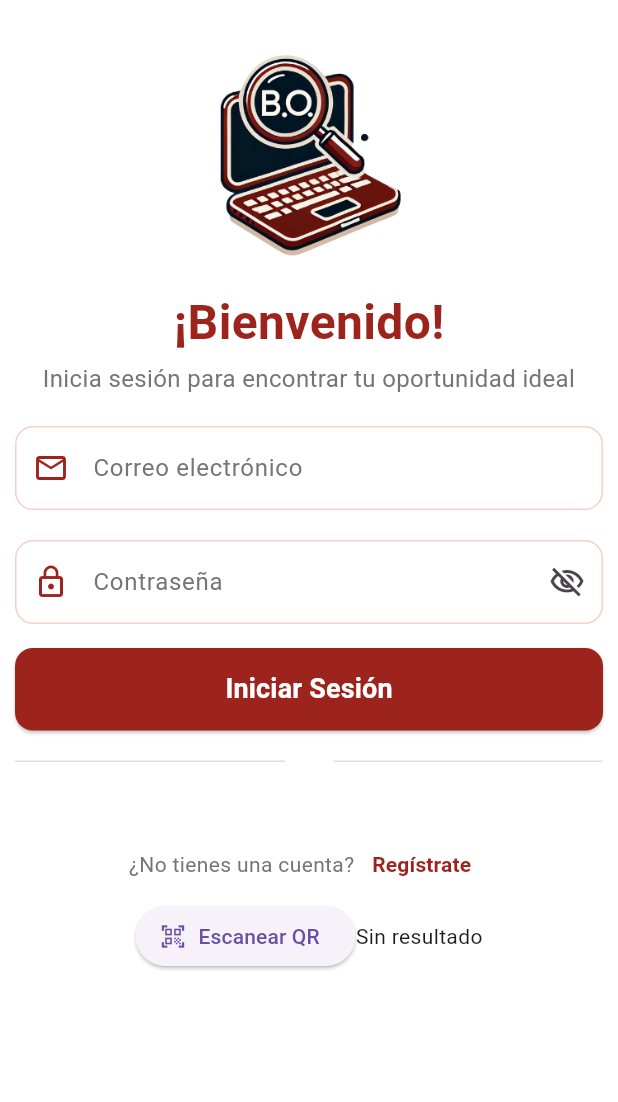
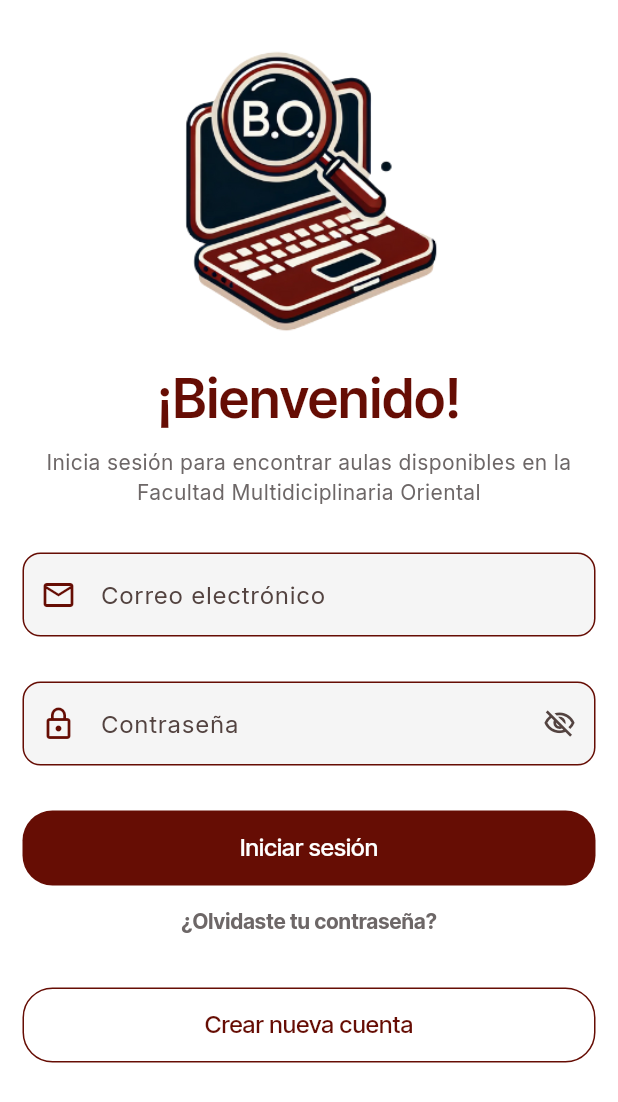
Before and after one commit to DIGP1/proyecto_API_aulas_disponibles, a Flutter app: the screen it shows after launch, on a phone screen of 412 x 824 dp. Shown: the top 1102 px of the screen. Run offline on Flutter 3.47's test engine with Material 3 defaults, Android fonts, the phone set to English and light mode, and no system bars; our stand-ins replace google_fonts; missing offline and left inert: mobile_scanner.

Commit message:
Add user login functionality

```diff
--- a/lib/main.dart
+++ b/lib/main.dart
@@ -1,4 +1,4 @@
-import 'package:aulas_disponibles/screens/login_screen.dart';
+import 'package:aulas_disponibles/presentations/screens/login_screen.dart';
 import 'package:flutter/material.dart';
 
 void main() {
@@ -13,7 +13,10 @@ class MainApp extends StatelessWidget {
     return MaterialApp(
       debugShowCheckedModeBanner: false,
       title: 'Aulas Disponibles',
-      theme: ThemeData(primarySwatch: Colors.red, useMaterial3: true),
+      theme: ThemeData(
+        colorScheme: ColorScheme.fromSeed(seedColor: const Color(0xFF660D04)),
+        useMaterial3: true,
+      ),
       home: const LoginScreen(),
     );
   }
--- /dev/null
+++ b/lib/presentations/models/user_login.dart
@@ -0,0 +1,10 @@
+class user_login {
+  final String email;
+  final String password;
+
+  user_login({required this.email, required this.password});
+
+  Map<String, dynamic> toJson() {
+    return {'email': email, 'password': password};
+  }
+}
--- a/lib/screens/login_screen.dart
+++ b/lib/presentations/screens/login_screen copy.dart
@@ -1,4 +1,4 @@
-import 'package:aulas_disponibles/screens/qr_scanner_screen.dart';
+import 'package:aulas_disponibles/presentations/screens/qr_scanner_screen.dart';
 import 'package:flutter/material.dart';
 
 class LoginScreen extends StatefulWidget {
--- /dev/null
+++ b/lib/presentations/screens/login_screen.dart
@@ -0,0 +1,321 @@
+import 'package:aulas_disponibles/presentations/models/user_login.dart';
+import 'package:flutter/material.dart';
+import 'package:google_fonts/google_fonts.dart';
+import 'package:aulas_disponibles/presentations/screens/register_screen.dart';
+
+// Renombramos el widget para mayor claridad
+class LoginScreen extends StatefulWidget {
+  const LoginScreen({super.key});
+
+  @override
+  State<LoginScreen> createState() => _LoginScreenState();
+}
+
+class _LoginScreenState extends State<LoginScreen> {
+  // 1. Movemos los controladores y el estado aquí
+  late TextEditingController _emailController;
+  late FocusNode _emailFocusNode;
+  late TextEditingController _passwordController;
+  late FocusNode _passwordFocusNode;
+  late bool _passwordVisibility;
+
+  final scaffoldKey = GlobalKey<ScaffoldState>();
+  final _formKey = GlobalKey<FormState>();
+  user_login? _userLogin;
+
+  @override
+  void initState() {
+    super.initState();
+    // 2. Inicializamos todo en initState
+    _emailController = TextEditingController();
+    _emailFocusNode = FocusNode();
+    _passwordController = TextEditingController();
+    _passwordFocusNode = FocusNode();
+    _passwordVisibility = false;
+  }
+
+  @override
+  void dispose() {
+    // 3. Hacemos dispose para liberar memoria
+    _emailController.dispose();
+    _emailFocusNode.dispose();
+    _passwordController.dispose();
+    _passwordFocusNode.dispose();
+    super.dispose();
+  }
+
+  @override
+  Widget build(BuildContext context) {
+    // Definimos los colores y estilos para no repetirlos
+    final primaryColor = Color(0xFF660D04);
+    final secondaryTextColor = Color(0xFF6D6767);
+
+    return GestureDetector(
+      onTap: () => FocusScope.of(context).unfocus(),
+      child: Scaffold(
+        key: scaffoldKey,
+        backgroundColor: Colors.white,
+        body: SafeArea(
+          top: true,
+          child: SingleChildScrollView(
+            // Usamos SingleChildScrollView para evitar overflow
+            child: Padding(
+              padding: const EdgeInsets.symmetric(
+                horizontal: 15.0,
+                vertical: 20.0,
+              ),
+              child: Form(
+                key: _formKey,
+                child: Column(
+                  mainAxisSize: MainAxisSize.max,
+                  mainAxisAlignment: MainAxisAlignment.start,
+                  crossAxisAlignment: CrossAxisAlignment.center,
+                  children: [
+                    ClipRRect(
+                      borderRadius: BorderRadius.circular(8),
+                      // Reemplaza la imagen de prueba con tu logo
+                      child: Image.asset(
+                        'assets/images/logo.png', // Asegúrate que esta ruta es correcta
+                        fit: BoxFit.cover,
+                        errorBuilder: (context, error, stackTrace) {
+                          return Container(
+                            width: 200,
+                            height: 200,
+                            color: Colors.grey[200],
+                            child: Icon(
+                              Icons.school,
+                              size: 80,
+                              color: primaryColor,
+                            ),
+                          );
+                        },
+                      ),
+                    ),
+                    const SizedBox(height: 10),
+                    Text(
+                      '¡Bienvenido!',
+                      style: GoogleFonts.interTight(
+                        color: primaryColor,
+                        fontSize: 36,
+                        fontWeight: FontWeight.w600,
+                      ),
+                    ),
+                    const SizedBox(height: 8),
+                    Text(
+                      'Inicia sesión para encontrar aulas disponibles en la Facultad Multidiciplinaria Oriental',
+                      textAlign: TextAlign.center,
+                      style: GoogleFonts.inter(
+                        color: secondaryTextColor,
+                        fontSize: 14,
+                      ),
+                    ),
+                    const SizedBox(height: 30),
+                    Column(
+                      children: [
+                        // --- Campo de Correo Electrónico ---
+                        TextFormField(
+                          controller: _emailController,
+                          focusNode: _emailFocusNode,
+                          keyboardType: TextInputType.emailAddress,
+                          decoration: InputDecoration(
+                            labelText: 'Correo electrónico',
+                            labelStyle: GoogleFonts.inter(),
+                            filled: true,
+                            fillColor: Colors.grey[100],
+                            prefixIcon: Icon(
+                              Icons.mail_outline,
+                              color: primaryColor,
+                              size: 24,
+                            ),
+                            border: OutlineInputBorder(
+                              borderRadius: BorderRadius.circular(12),
+                              borderSide: BorderSide(
+                                color: primaryColor,
+                                width: 1,
+                              ),
+                            ),
+                            enabledBorder: OutlineInputBorder(
+                              borderRadius: BorderRadius.circular(12),
+                              borderSide: BorderSide(
+                                color: primaryColor,
+                                width: 1,
+                              ),
+                            ),
+                            focusedBorder: OutlineInputBorder(
+                              borderRadius: BorderRadius.circular(12),
+                              borderSide: BorderSide(
+                                color: Colors.black,
+                                width: 1.5,
+                              ),
+                            ),
+                          ),
+                          validator: (value) {
+                            if (value == null || value.isEmpty) {
+                              return 'Por favor ingresa tu correo electrónico';
+                            }
+                            // Expresión regular simple para validar email
+                            final emailRegex = RegExp(r'^[^@]+@[^@]+\.[^@]+');
+                            if (!emailRegex.hasMatch(value)) {
+                              return 'Por favor ingresa un correo electrónico válido';
+                            }
+                            return null;
+                          },
+                          style: GoogleFonts.inter(),
+                        ),
+                        const SizedBox(height: 30),
+                        // --- Campo de Contraseña ---
+                        TextFormField(
+                          controller: _passwordController,
+                          focusNode: _passwordFocusNode,
+                          obscureText: !_passwordVisibility,
+                          decoration: InputDecoration(
+                            labelText: 'Contraseña',
+                            labelStyle: GoogleFonts.inter(),
+                            filled: true,
+                            fillColor: Colors.grey[100],
+                            prefixIcon: Icon(
+                              Icons.lock_outline,
+                              color: primaryColor,
+                              size: 24,
+                            ),
+                            suffixIcon: IconButton(
+                              icon: Icon(
+                                _passwordVisibility
+                                    ? Icons.visibility_outlined
+                                    : Icons.visibility_off_outlined,
+                                size: 22,
+                              ),
+                              onPressed: () {
+                                setState(() {
+                                  _passwordVisibility = !_passwordVisibility;
+                                });
+                              },
+                            ),
+
+                            border: OutlineInputBorder(
+                              borderRadius: BorderRadius.circular(12),
+                              borderSide: BorderSide(
+                                color: primaryColor,
+                                width: 1,
+                              ),
+                            ),
+                            enabledBorder: OutlineInputBorder(
+                              borderRadius: BorderRadius.circular(12),
+                              borderSide: BorderSide(
+                                color: primaryColor,
+                                width: 1,
+                              ),
+                            ),
+                            focusedBorder: OutlineInputBorder(
+                              borderRadius: BorderRadius.circular(12),
+                              borderSide: BorderSide(
+                                color: Colors.black,
+                                width: 1.5,
+                              ),
+                            ),
+                          ),
+                          validator: (value) {
+                            if (value == null || value.isEmpty) {
+                              return 'Por favor ingresa tu contraseña';
+                            }
+                            if (value.length < 6) {
+                              return 'La contraseña debe tener al menos 6 caracteres';
+                            }
+                            return null;
+                          },
+                          style: GoogleFonts.inter(),
+                        ),
+                        const SizedBox(height: 30),
+                        // --- Botón Iniciar Sesión (Reemplazado con ElevatedButton) ---
+                        SizedBox(
+                          width: double.infinity,
+                          height: 50,
+                          child: ElevatedButton(
+                            onPressed: () {
+                              if (_formKey.currentState!.validate()) {
+                                String _correo1 = _emailController!.text
+                                    .substring(0, 7)
+                                    .toUpperCase();
+                                String _correo2 = _emailController!.text
+                                    .substring(7)
+                                    .toLowerCase();
+                                _userLogin = user_login(
+                                  email: _correo1 + _correo2,
+                                  password: _passwordController!.text,
+                                );
+                                print("Email: ${_userLogin!.email}");
+                                print("Password: ${_userLogin!.password}");
+                                print('Botón Iniciar Sesión presionado');
+                              }
+                            },
+                            style: ElevatedButton.styleFrom(
+                              backgroundColor: primaryColor,
+                              shape: RoundedRectangleBorder(
+                                borderRadius: BorderRadius.circular(20),
+                              ),
+                              elevation: 0,
+                            ),
+                            child: Text(
+                              'Iniciar sesión',
+                              style: GoogleFonts.interTight(
+                                color: Colors.white,
+                                fontSize: 16,
+                                fontWeight: FontWeight.w500,
+                              ),
+                            ),
+                          ),
+                        ),
+                        // --- Botón Olvidaste Contraseña (Reemplazado con TextButton) ---
+                        TextButton(
+                          onPressed: () {
+                            print("Boton olvidaste tu contraseña presionado");
+                          },
+                          child: Text(
+                            '¿Olvidaste tu contraseña?',
+                            style: GoogleFonts.interTight(
+                              color: secondaryTextColor,
+                              fontWeight: FontWeight.bold,
+                            ),
+                          ),
+                        ),
+                        const SizedBox(height: 20),
+                        // --- Botón Crear Cuenta (Reemplazado con OutlinedButton) ---
+                        SizedBox(
+                          width: double.infinity,
+                          height: 50,
+                          child: OutlinedButton(
+                            onPressed: () {
+                              Navigator.of(context).push(
+                                MaterialPageRoute(
+                                  builder: (context) => const RegisterScreen(),
+                                ),
+                              );
+                            },
+                            style: OutlinedButton.styleFrom(
+                              side: BorderSide(color: primaryColor),
+                              shape: RoundedRectangleBorder(
+                                borderRadius: BorderRadius.circular(20),
+                              ),
+                            ),
+                            child: Text(
+                              'Crear nueva cuenta',
+                              style: GoogleFonts.interTight(
+                                color: primaryColor,
+                                fontSize: 16,
+                                fontWeight: FontWeight.w500,
+                              ),
+                            ),
+                          ),
+                        ),
+                      ],
+                    ),
+                  ],
+                ),
+              ),
+            ),
+          ),
+        ),
+      ),
+    );
+  }
+}
```
Also changed, not shown: lib/presentations/api_request/api_request.dart (added, +46 -0 lines), lib/presentations/screens/register_screen.dart (added, +312 -0 lines), pubspec.yaml (+40 -0 lines), lib/presentations/models/user.dart (renamed from lib/models/user.dart), lib/presentations/screens/qr_scanner_screen.dart (renamed from lib/screens/qr_scanner_screen.dart), pubspec.lock, 5 other files.
